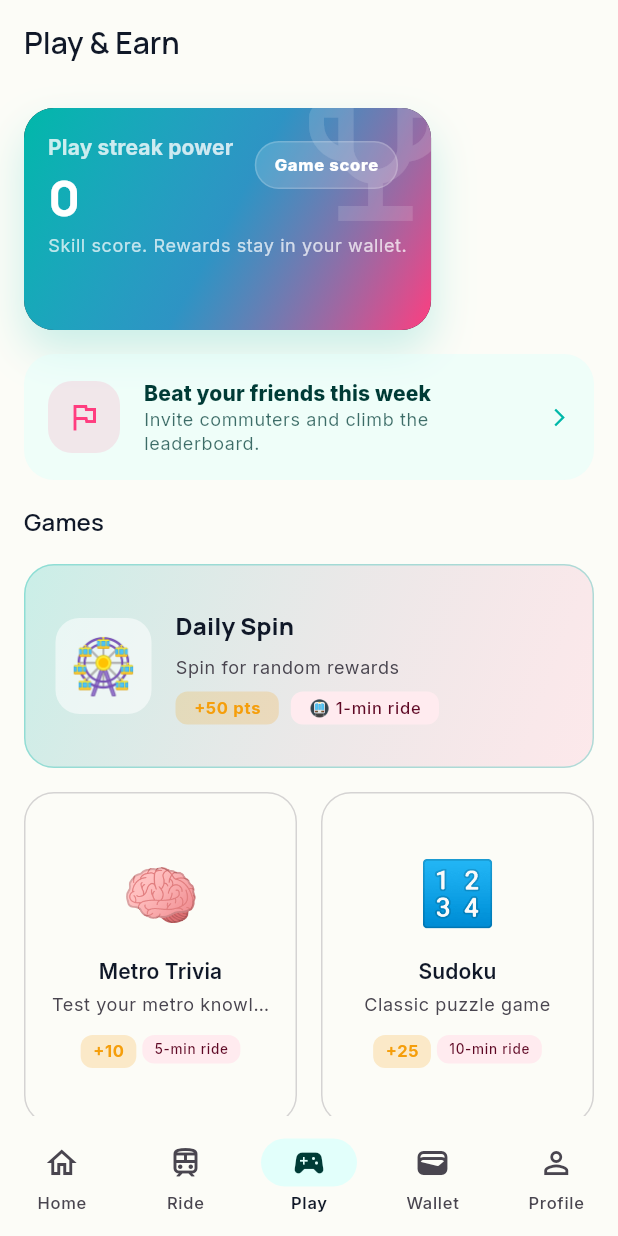
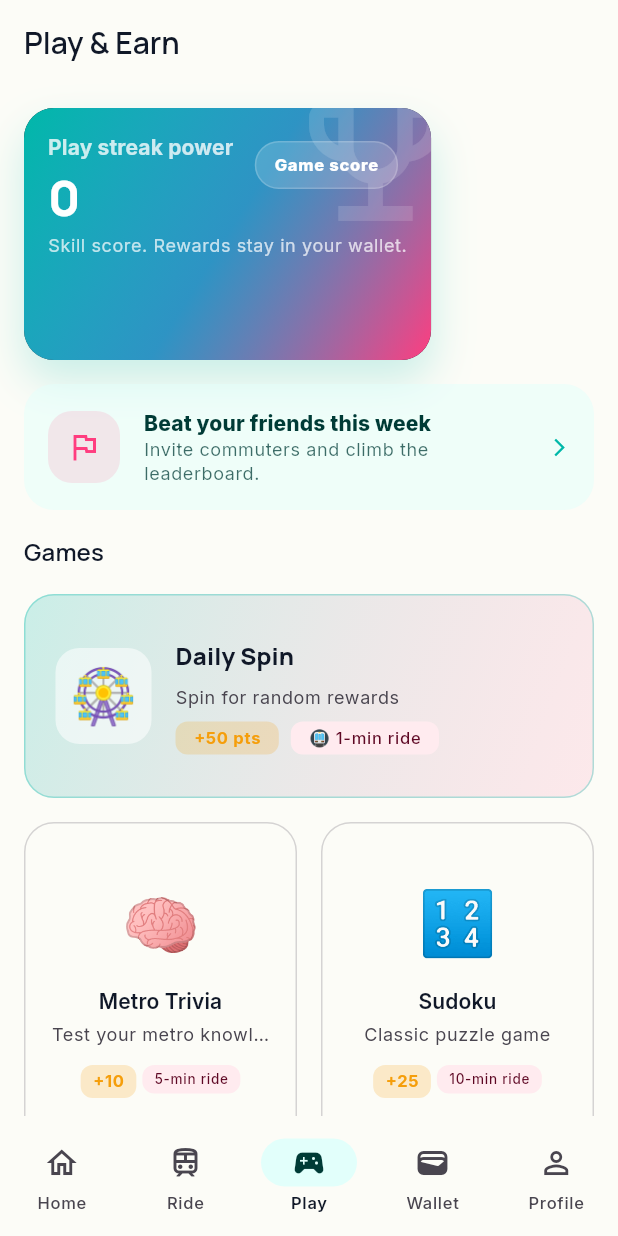
Before and after one commit to tlventures/jus-hop-metro-mania, a Flutter app: the PlayHubScreen screen opened by its route, on a phone screen of 412 x 824 dp. Run offline on Flutter 3.47's test engine with Material 3 defaults, Android fonts, the phone set to English and light mode, and no system bars; our stand-ins replace audio_service, connectivity_plus, firebase_analytics, firebase_auth, firebase_core, firebase_crashlytics and 14 more; missing offline and left inert: mobile_scanner; accounts and stored records are empty; network calls fail.

Commit message:
fix(play): include app link in Daily Spin share; stop hero subtitle truncation

```diff
--- a/lib/features/play/games/daily_spin_screen.dart
+++ b/lib/features/play/games/daily_spin_screen.dart
@@ -199,7 +199,8 @@ class _DailySpinScreenState extends ConsumerState<DailySpinScreen>
     await SharePlus.instance.share(
       ShareParams(
         text:
-            'I just won $label on MetroSafar Daily Spin! 🚇 Try your luck today.',
+            'I just won $label on MetroSafar Daily Spin! 🚇 Try your luck today.\n\n'
+            'Get the app: https://metrosafar.app',
         subject: 'MetroSafar Daily Spin',
       ),
     );
--- a/lib/features/play/presentation/play_hub_screen.dart
+++ b/lib/features/play/presentation/play_hub_screen.dart
@@ -59,7 +59,7 @@ class _PlayHubScreenState extends ConsumerState<PlayHubScreen> {
                 crossAxisAlignment: CrossAxisAlignment.start,
                 children: [
                   SizedBox(
-                    height: 148,
+                    height: 168,
                     child: _ScoreHero(totalScore: totalScore),
                   ),
 
@@ -250,10 +250,10 @@ class _ScoreHero extends StatelessWidget {
                   ),
                   const SizedBox(height: AppSpacing.s2),
                   ConstrainedBox(
-                    constraints: const BoxConstraints(maxWidth: 260),
+                    constraints: const BoxConstraints(maxWidth: 300),
                     child: Text(
                       'Skill score. Rewards stay in your wallet.',
-                      maxLines: 1,
+                      maxLines: 2,
                       overflow: TextOverflow.ellipsis,
                       style: AppTypography.bodySmall.copyWith(
                         color: Colors.white.withValues(alpha: 0.72),
```
